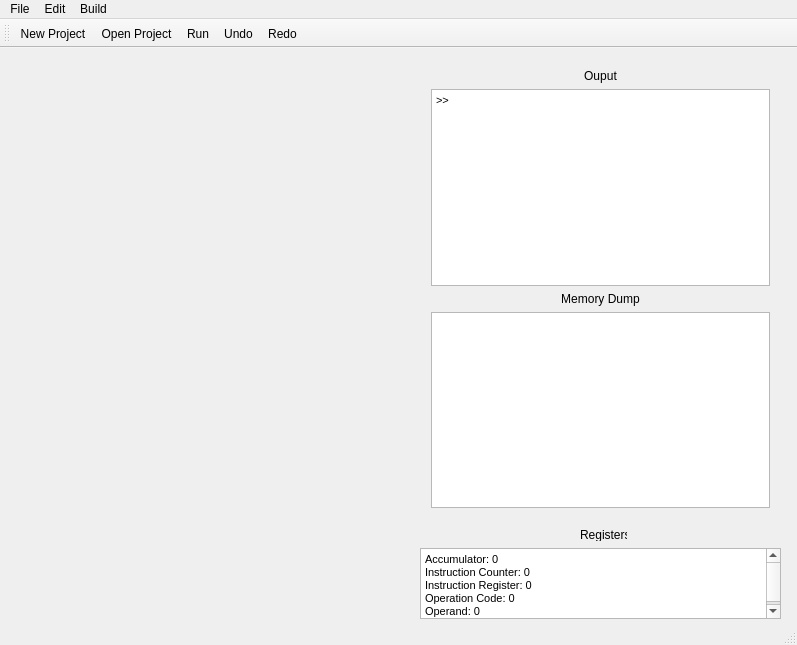
Brandon-Davison/Compiler, file mainwindow.ui: the form before one commit.
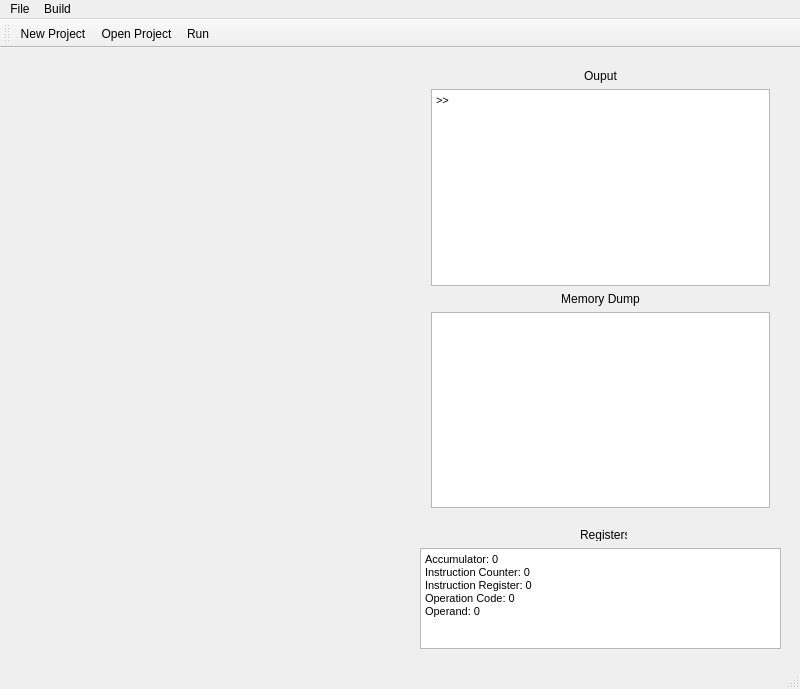
The form after the commit. Icons and pictures are not drawn.

Commit message: Removed undo and redo button

What changed in the file:
```diff
--- a/mainwindow.ui
+++ b/mainwindow.ui
@@ -6,8 +6,8 @@
    <rect>
     <x>0</x>
     <y>0</y>
-    <width>797</width>
-    <height>645</height>
+    <width>800</width>
+    <height>689</height>
    </rect>
   </property>
   <property name="windowTitle">
@@ -44,7 +44,7 @@
       <x>420</x>
       <y>500</y>
       <width>361</width>
-      <height>71</height>
+      <height>101</height>
      </rect>
     </property>
     <property name="html">
@@ -111,7 +111,7 @@
     <rect>
      <x>0</x>
      <y>0</y>
-     <width>797</width>
+     <width>800</width>
      <height>20</height>
     </rect>
    </property>
@@ -123,13 +123,6 @@
     <addaction name="actionOpen"/>
     <addaction name="separator"/>
    </widget>
-   <widget class="QMenu" name="menuEdit">
-    <property name="title">
-     <string>Edit</string>
-    </property>
-    <addaction name="actionUndo"/>
-    <addaction name="actionRedo"/>
-   </widget>
    <widget class="QMenu" name="menuBuild">
     <property name="title">
      <string>Build</string>
@@ -137,7 +130,6 @@
     <addaction name="actionRun"/>
    </widget>
    <addaction name="menuFile"/>
-   <addaction name="menuEdit"/>
    <addaction name="menuBuild"/>
   </widget>
   <widget class="QStatusBar" name="statusBar"/>
@@ -154,8 +146,6 @@
    <addaction name="actionNewProject"/>
    <addaction name="actionOpen"/>
    <addaction name="actionRun"/>
-   <addaction name="actionUndo"/>
-   <addaction name="actionRedo"/>
   </widget>
   <action name="actionOpen">
    <property name="icon">
@@ -166,24 +156,6 @@
     <string>Open Project</string>
    </property>
   </action>
-  <action name="actionUndo">
-   <property name="icon">
-    <iconset resource="res.qrc">
-     <normaloff>:/Images/undo-icon.ico</normaloff>:/Images/undo-icon.ico</iconset>
-   </property>
-   <property name="text">
-    <string>Undo</string>
-   </property>
-  </action>
-  <action name="actionRedo">
-   <property name="icon">
-    <iconset resource="res.qrc">
-     <normaloff>:/Images/redo_icon.png</normaloff>:/Images/redo_icon.png</iconset>
-   </property>
-   <property name="text">
-    <string>Redo</string>
-   </property>
-  </action>
   <action name="actionRun">
    <property name="icon">
     <iconset resource="res.qrc">
```
The commit also changes 3 other files.
